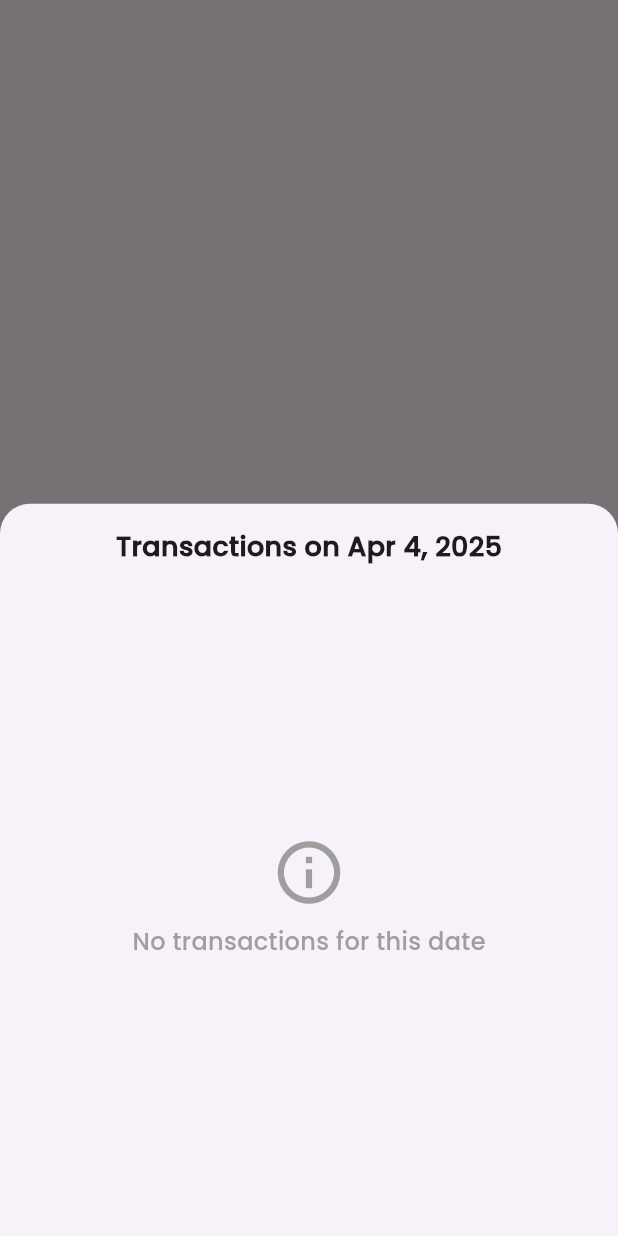
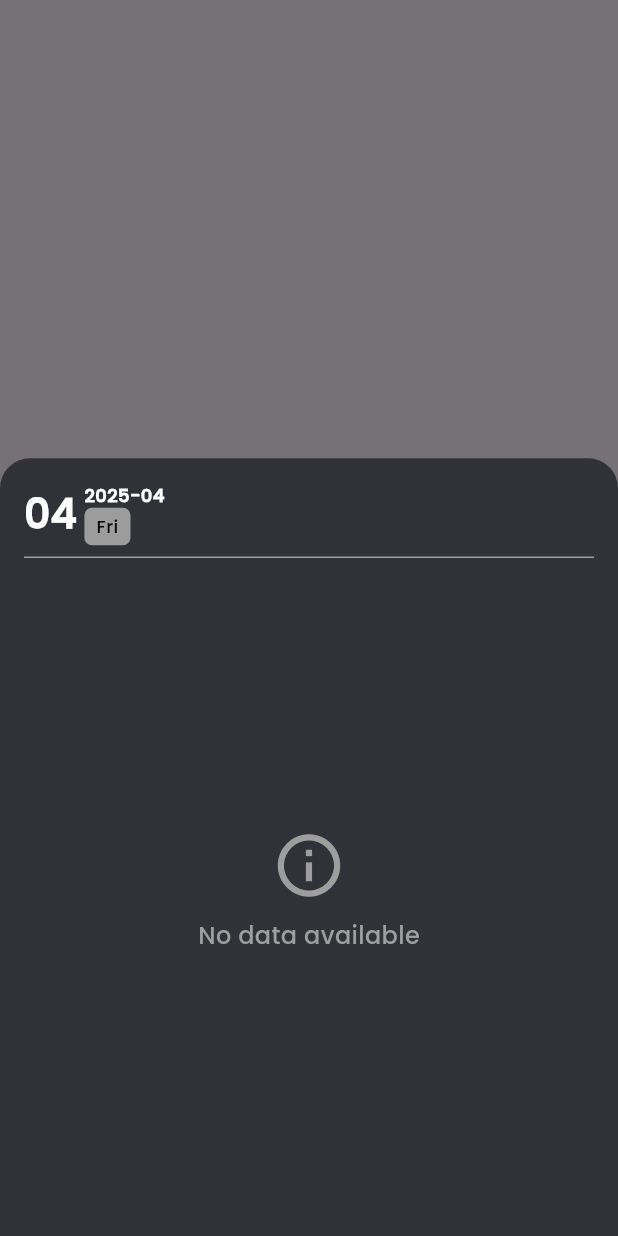
Before and after one commit to sudheera2003/financialApp, a Flutter app: what showBottomSheetEvents() shows on an empty page, opened directly with empty values, on a phone screen of 412 x 824 dp. Run offline on Flutter 3.47's test engine with Material 3 defaults, Android fonts, the phone set to English and light mode, and no system bars; our stand-ins replace cloud_firestore, firebase_auth, firebase_core, fl_chart, get, google_sign_in and 6 more; missing offline and left inert: mailer; accounts and stored records are empty.

Commit message:
model helper update

```diff
--- a/lib/Calender/modelHelper.dart
+++ b/lib/Calender/modelHelper.dart
@@ -93,7 +93,7 @@ class ModalHelper {
               alignment: Alignment.bottomCenter,
               children: [
                 Container(
-                  height: MediaQuery.of(context).size.height * 0.415,
+                  height: MediaQuery.of(context).size.height * 0.430,
                   decoration: const BoxDecoration(
                     color: Colors.transparent,
                     borderRadius: BorderRadius.only(
@@ -170,6 +170,7 @@ class ModalHelper {
     DateTime date = selectedDate; // Initialize `date` with `selectedDate`
 
     await showModalBottomSheet(
+      backgroundColor: Color.fromARGB(255, 49, 50, 56),
       context: context,
       isScrollControlled: true,
       isDismissible: true,
@@ -185,15 +186,68 @@ class ModalHelper {
               child: Column(
                 mainAxisSize: MainAxisSize.min,
                 children: [
-                  Text(
-                    "Transactions on ${DateFormat.yMMMd().format(selectedDate)}",
-                    style: const TextStyle(fontSize: 18, fontWeight: FontWeight.bold),
-                  ),
-                  const SizedBox(height: 10),
-
+                  Row(
+                  mainAxisAlignment: MainAxisAlignment.spaceBetween,
+                  children: [
+                    Row(
+                      children: [
+                        Text(
+                          "${selectedDate.day}".padLeft(2, '0'),
+                          style: const TextStyle(
+                            fontSize: 27,
+                            fontWeight: FontWeight.bold,
+                            color: Colors.white,
+                          ),
+                        ),
+                        const SizedBox(width: 5),
+                        Column(
+                          crossAxisAlignment: CrossAxisAlignment.start,
+                          children: [
+                          Text(
+                          formatYearMonth(selectedDate),
+                          style: const TextStyle(
+                            fontSize: 12,
+                            fontWeight: FontWeight.bold,
+                            color: Colors.white,
+                          ),
+                        ),
+                            Container(
+                          padding: const EdgeInsets.symmetric(horizontal: 8, vertical: 4),
+                          decoration: BoxDecoration(
+                            color: _getDayColor(selectedDate.weekday),
+                            borderRadius: BorderRadius.circular(5),
+                          ),
+                          child: Text(
+                            _getWeekday(selectedDate.weekday),
+                            style: const TextStyle(
+                              fontSize: 12,
+                              color: Colors.black,
+                            ),
+                          ),
+                        ),
+                          ],
+                        )
+                      ],
+                    ),
+                    // Row(
+                    //   children: [
+                    //     Text(
+                    //       'Income: Rs. 0',
+                    //       style: const TextStyle(color: Colors.blue),
+                    //     ),
+                    //     SizedBox(width: 10,),
+                    //     Text(
+                    //       'Expense: Rs. 0',
+                    //       style: const TextStyle(color: Colors.red),
+                    //     ),
+                    //   ],
+                    // ),
+                  ],
+                ),
+                  const Divider(color: Colors.grey),
                   transactions.isEmpty
                       ? SizedBox(
-                          height: MediaQuery.of(context).size.height * 0.510,
+                          height: MediaQuery.of(context).size.height * 0.520,
                           child: Center(
                             child: Column(
                               mainAxisAlignment: MainAxisAlignment.center,
@@ -201,7 +255,7 @@ class ModalHelper {
                                 const Icon(Icons.info_outline, size: 50, color: Colors.grey),
                                 const SizedBox(height: 10),
                                 const Text(
-                                  "No transactions for this date",
+                                  "No data available",
                                   style: TextStyle(fontSize: 16, color: Colors.grey),
                                 ),
                               ],
@@ -209,21 +263,20 @@ class ModalHelper {
                           ),
                         )
                       : SizedBox(
-                          height: MediaQuery.of(context).size.height * 0.510,
+                          height: MediaQuery.of(context).size.height * 0.520,
                           child: ListView.builder(
                             shrinkWrap: true,
                             itemCount: transactions.length,
                             itemBuilder: (context, index) {
                               final txn = transactions[index];
                               return ListTile(
-                                leading: const Icon(Icons.category, color: Colors.blue),
-                                title: Text(txn.category),
-                                subtitle: Text(txn.accountType),
+                                title: Text(txn.category ,style: TextStyle(color: Colors.white)),
+                                subtitle: Text(txn.accountType ,style: TextStyle(fontSize: 12, color: Colors.white)),
                                 trailing: Text(
                                   "Rs. ${txn.amount.toStringAsFixed(2)}",
                                   style: TextStyle(
                                     color: txn.amount > 0 && txn.type == "Income"
-                                        ? Colors.green
+                                        ? Colors.blue
                                         : Colors.red,
                                     fontSize: 15,
                                     fontWeight: FontWeight.bold,
@@ -268,3 +321,38 @@ class ModalHelper {
     });
   }
 }
+
+String formatYearMonth(DateTime date) {
+  return DateFormat('yyyy-MM').format(date); // "2023-05"
+}
+
+String _getWeekday(int weekday) {
+    switch (weekday) {
+      case 1:
+        return 'Mon';
+      case 2:
+        return 'Tue';
+      case 3:
+        return 'Wed';
+      case 4:
+        return 'Thu';
+      case 5:
+        return 'Fri';
+      case 6:
+        return 'Sat';
+      case 7:
+        return 'Sun';
+      default:
+        return '';
+    }
+  }
+
+  Color _getDayColor(int weekday) {
+  if (weekday == 6) {
+    return Colors.blue;
+  } else if (weekday == 7) {
+    return Colors.red;
+  } else {
+    return Color.fromARGB(255, 156, 156, 156);
+  }
+}
```
Also changed, not shown: 5 other files.
